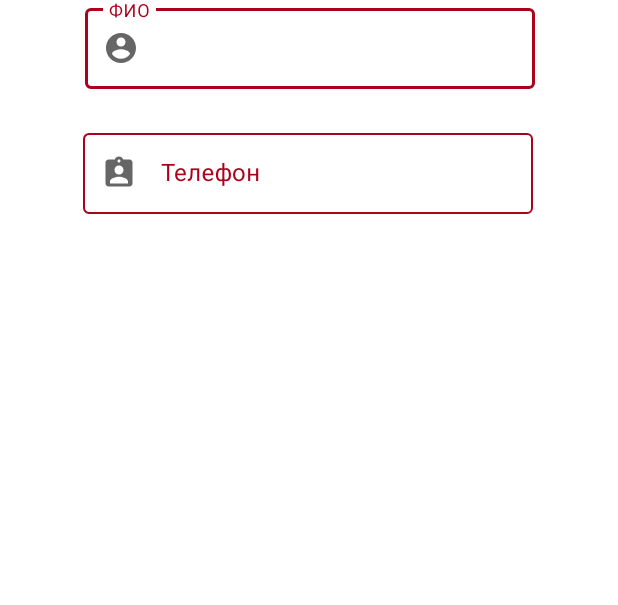
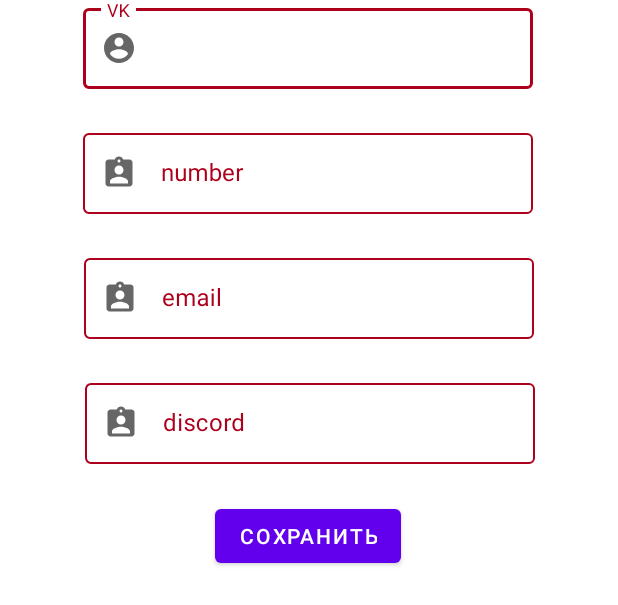
Before and after one commit to nikita-jpg/Visit, an Android app: the layout fragment_contact.xml on its own in the app's theme, with its tools: preview values and no code run, on a phone screen of 412 x 824 dp. Shown: the top 605 px of the screen. Run offline under Robolectric (Android 15) with nearby library versions, the phone set to English and light mode, and no system bars.

Commit message:
bottom sheet:finished

```diff
--- a/app/src/main/java/com/example/visit/CreateFragment.java
+++ b/app/src/main/java/com/example/visit/CreateFragment.java
@@ -9,6 +9,7 @@ import android.os.Build;
 import android.os.Bundle;
 import android.util.Log;
 import android.view.LayoutInflater;
+import android.view.MotionEvent;
 import android.view.View;
 import android.view.ViewGroup;
 import android.widget.Button;
@@ -72,6 +73,12 @@ public class CreateFragment extends Fragment {
         bottomSheetBehavior = BottomSheetBehavior.from(rootView.findViewById(R.id.bottom_sheet));
         darkBack = rootView.findViewById(R.id.forDarkBack);
         darkBack.setAlpha(0.5f);
+        darkBack.setOnTouchListener(new View.OnTouchListener() {
+            @Override
+            public boolean onTouch(View v, MotionEvent event) {
+                return true;
+            }
+        });
         darkBack.setVisibility(View.GONE);
 
         //Инициализация additionalInf
@@ -109,7 +116,8 @@ public class CreateFragment extends Fragment {
             @Override
             public void onClick(View v) {
                 darkBack.setVisibility(View.VISIBLE);
-                bottomSheetBehavior.setState(BottomSheetBehavior.STATE_EXPANDED);
+                bottomSheetBehavior.setState(BottomSheetBehavior.STATE_HALF_EXPANDED);
+
             }
         });
         bottomSheetBehavior.setBottomSheetCallback(new BottomSheetBehavior.BottomSheetCallback() {
--- a/app/src/main/res/layout/bootom_sheet.xml
+++ b/app/src/main/res/layout/bootom_sheet.xml
@@ -3,7 +3,7 @@
     xmlns:app="http://schemas.android.com/apk/res-auto"
     android:id="@+id/bottom_sheet"
     android:layout_width="match_parent"
-    android:layout_height="340dp"
+    android:layout_height="500dp"
     android:background="@drawable/bottom_shhet"
     android:orientation="vertical"
     app:behavior_hideable="true"
--- a/app/src/main/res/layout/fragment_contact.xml
+++ b/app/src/main/res/layout/fragment_contact.xml
@@ -1,6 +1,5 @@
 <?xml version="1.0" encoding="utf-8"?>
-<androidx.constraintlayout.widget.ConstraintLayout
-    xmlns:android="http://schemas.android.com/apk/res/android"
+<androidx.constraintlayout.widget.ConstraintLayout xmlns:android="http://schemas.android.com/apk/res/android"
     xmlns:app="http://schemas.android.com/apk/res-auto"
     xmlns:tools="http://schemas.android.com/tools"
     android:layout_width="match_parent"
@@ -8,25 +7,63 @@
     android:background="@color/colorTransparent">
 
     <com.google.android.material.textfield.TextInputLayout
-        android:id="@+id/nameCreate"
+        android:id="@+id/createVK"
+        style="@style/TextLabel"
+        android:layout_width="300dp"
+        android:layout_height="59dp"
+        android:hint="@string/vk"
+        app:endIconMode="clear_text"
+        app:layout_constraintEnd_toEndOf="parent"
+        app:layout_constraintHorizontal_bias="0.495"
+        app:layout_constraintStart_toStartOf="parent"
+        app:layout_constraintTop_toTopOf="parent"
+        app:startIconDrawable="@drawable/contact_icon">
+
+        <EditText
+            android:layout_width="match_parent"
+            android:layout_height="match_parent"/>
+
+    </com.google.android.material.textfield.TextInputLayout>
+
+    <com.google.android.material.textfield.TextInputLayout
+        android:id="@+id/createEmail"
         style="@style/TextLabel"
         android:layout_width="300dp"
         android:layout_height="59dp"
         android:layout_marginTop="24dp"
-        android:hint="@string/name"
+        android:hint="@string/email"
+        app:endIconMode="clear_text"
+        app:layout_constraintEnd_toEndOf="parent"
+        app:layout_constraintStart_toStartOf="parent"
+        app:layout_constraintTop_toBottomOf="@+id/createNumber"
+        app:startIconDrawable="@drawable/post_icon">
+        <EditText
+            android:layout_width="match_parent"
+            android:layout_height="match_parent"/>
+
+    </com.google.android.material.textfield.TextInputLayout>
+
+    <com.google.android.material.textfield.TextInputLayout
+        android:id="@+id/createDiscord"
+        style="@style/TextLabel"
+        android:layout_width="300dp"
+        android:layout_height="59dp"
+        android:layout_marginTop="24dp"
+        android:hint="@string/discord"
         app:endIconMode="clear_text"
         app:layout_constraintEnd_toEndOf="parent"
         app:layout_constraintHorizontal_bias="0.504"
         app:layout_constraintStart_toStartOf="parent"
-        app:layout_constraintTop_toBottomOf="@+id/add_photo_view"
-        app:startIconDrawable="@drawable/contact_icon">
+        app:layout_constraintTop_toBottomOf="@+id/createEmail"
+        app:startIconDrawable="@drawable/post_icon">
+
         <EditText
             android:layout_width="match_parent"
             android:layout_height="match_parent"/>
     </com.google.android.material.textfield.TextInputLayout>
 
     <com.google.android.material.textfield.TextInputLayout
-        android:id="@+id/postCreate"
+        android:id="@+id/createNumber"
         style="@style/TextLabel"
         android:layout_width="300dp"
         android:layout_height="59dp"
@@ -36,13 +73,23 @@
         app:layout_constraintEnd_toEndOf="parent"
         app:layout_constraintHorizontal_bias="0.495"
         app:layout_constraintStart_toStartOf="parent"
-        app:layout_constraintTop_toBottomOf="@+id/nameCreate"
+        app:layout_constraintTop_toBottomOf="@+id/createVK"
         app:startIconDrawable="@drawable/post_icon">
         <EditText
             android:layout_width="match_parent"
             android:layout_height="match_parent"/>
 
-
     </com.google.android.material.textfield.TextInputLayout>
 
+    <Button
+        android:id="@+id/button"
+        android:layout_width="wrap_content"
+        android:layout_height="wrap_content"
+        android:layout_marginTop="24dp"
+        android:text="@string/save"
+        app:layout_constraintEnd_toEndOf="parent"
+        app:layout_constraintHorizontal_bias="0.498"
+        app:layout_constraintStart_toStartOf="parent"
+        app:layout_constraintTop_toBottomOf="@+id/createDiscord" />
+
 </androidx.constraintlayout.widget.ConstraintLayout>
--- a/app/src/main/res/layout/fragment_create.xml
+++ b/app/src/main/res/layout/fragment_create.xml
@@ -87,14 +87,17 @@
 
 
 </androidx.constraintlayout.widget.ConstraintLayout>
+
     <FrameLayout
         android:id="@+id/forDarkBack"
         android:layout_width="match_parent"
         android:layout_height="match_parent"
+        android:clickable="false"
         android:background="@color/colorAbsBlack"
         app:layout_constraintBottom_toBottomOf="parent"
         app:layout_constraintEnd_toEndOf="parent"
         app:layout_constraintStart_toStartOf="parent"
         app:layout_constraintTop_toTopOf="parent" />
     <include layout="@layout/bootom_sheet"/>
+
 </androidx.coordinatorlayout.widget.CoordinatorLayout>
--- a/app/src/main/res/values/strings.xml
+++ b/app/src/main/res/values/strings.xml
@@ -3,12 +3,15 @@
     <string name="view_user">Просмотр</string>
     <string name="menu">Люди</string>
     <string name="create_person">Создвть профиль</string>
+    <string name="save">Сохранить</string>
 
     //Профиль
     <string name="name">ФИО</string>
-    <string name="number">Телефон</string>
-    <string name="address">Адрес</string>
     <string name="profession">Проффессия</string>
+
+    //Контакты
     <string name="email">email</string>
-    <string name="age">Возраст</string>
+    <string name="vk">VK</string>
+    <string name="discord">discord</string>
+    <string name="number">number</string>
 </resources>
```
